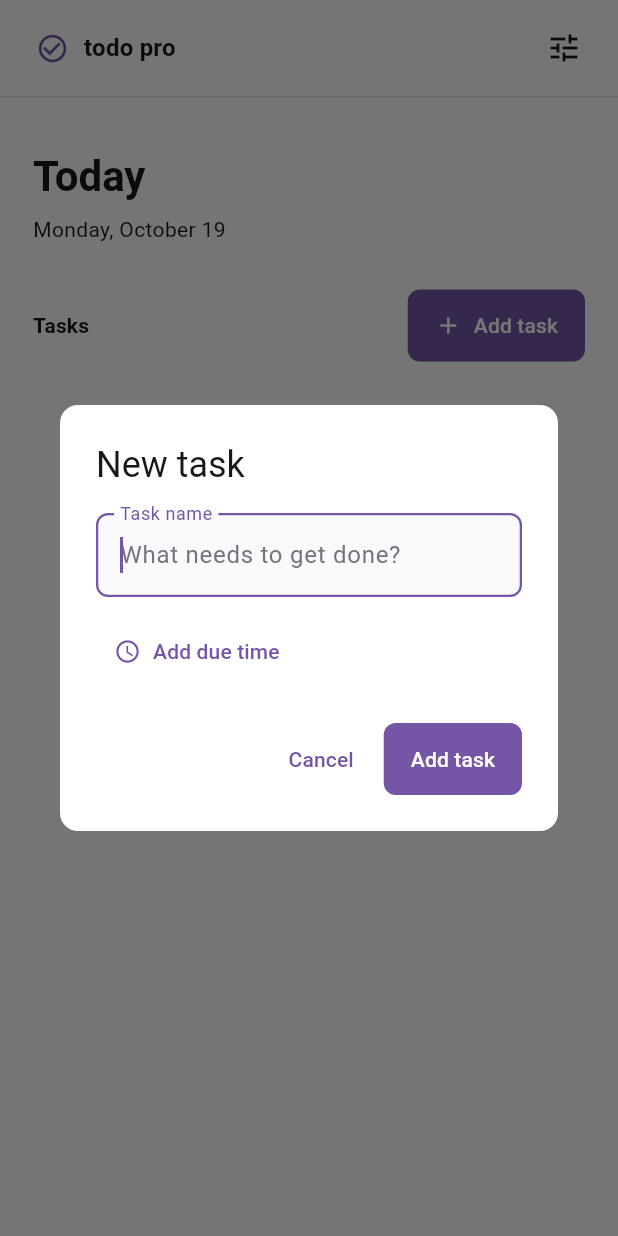
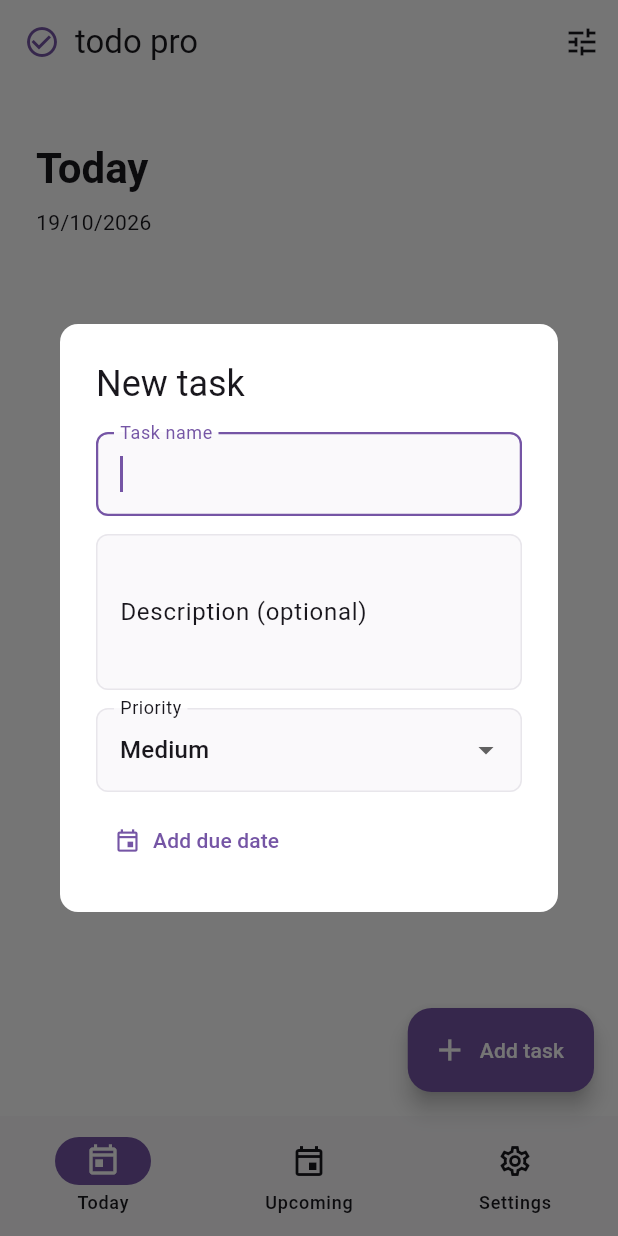
Before and after one commit to ssn-code/todo_pro, a Flutter app: the screen it shows after launch, after a tap on "Add task", on a phone screen of 412 x 824 dp. Run offline on Flutter 3.47's test engine with Material 3 defaults, Android fonts, the phone set to English and light mode, and no system bars; our stand-ins replace flutter_riverpod, shared_preferences, sqflite, sqflite_common_ffi; accounts and stored records are empty.

Commit message:
feat(ui): add responsive task management screens

```diff
--- a/lib/screens/task_screen.dart
+++ b/lib/screens/task_screen.dart
@@ -1,349 +1,65 @@
 import 'package:flutter/material.dart';
-
+import 'package:flutter_riverpod/flutter_riverpod.dart';
 import '../models/todo_task.dart';
+import '../providers/task_providers.dart';
 import 'settings_screen.dart';
 
-class TaskScreen extends StatefulWidget {
-  const TaskScreen({
-    super.key,
-    required this.themeMode,
-    required this.onThemeChanged,
-  });
-
+class TaskScreen extends ConsumerStatefulWidget {
+  const TaskScreen({super.key, required this.themeMode, required this.onThemeChanged});
   final ThemeMode themeMode;
   final ValueChanged<ThemeMode> onThemeChanged;
-
-  @override
-  State<TaskScreen> createState() => _TaskScreenState();
+  @override ConsumerState<TaskScreen> createState() => _TaskScreenState();
 }
 
-class _TaskScreenState extends State<TaskScreen> {
-  final List<TodoTask> _tasks = [];
-  int _nextId = 0;
-
-  Future<void> _openSettings() => Navigator.of(context).push(
-    MaterialPageRoute<void>(
-      builder: (_) => SettingsScreen(
-        themeMode: widget.themeMode,
-        onThemeChanged: widget.onThemeChanged,
-      ),
-    ),
-  );
-
-  Future<void> _addTask() async {
-    final task = await showDialog<TodoTask>(
-      context: context,
-      builder: (_) => AddTaskDialog(id: _nextId),
+class _TaskScreenState extends ConsumerState<TaskScreen> {
+  int section = 0;
+  Future<void> edit([TodoTask? task]) async {
+    final result = await showDialog<TodoTask>(context: context, builder: (_) => TaskEditor(task: task));
+    if (result != null) await ref.read(taskListProvider.notifier).save(result);
+  }
+  Future<void> settings() => Navigator.push(context, MaterialPageRoute<void>(builder: (_) => SettingsScreen(themeMode: widget.themeMode, onThemeChanged: widget.onThemeChanged)));
+  void select(int value) { if (value == 2) { settings(); } else { setState(() => section = value); } }
+  @override Widget build(BuildContext context) {
+    final async = ref.watch(taskListProvider);
+    final wide = MediaQuery.sizeOf(context).width >= 700;
+    final body = async.when(
+      loading: () => const Center(child: CircularProgressIndicator()),
+      error: (error, _) => Center(child: Text('Could not load tasks\n$error', textAlign: TextAlign.center)),
+      data: (tasks) => TaskContent(tasks: tasks, upcoming: section == 1, onEdit: edit, onToggle: (task, value) => ref.read(taskListProvider.notifier).toggle(task, value), onDelete: (task) => ref.read(taskListProvider.notifier).remove(task)),
     );
-    if (task == null || !mounted) return;
-    setState(() {
-      _tasks.add(task);
-      _nextId++;
-    });
-  }
-
-  void _toggleTask(TodoTask task, bool isComplete) {
-    setState(() {
-      final index = _tasks.indexWhere((item) => item.id == task.id);
-      _tasks[index] = task.copyWith(isComplete: isComplete);
-    });
-  }
-
-  @override
-  Widget build(BuildContext context) {
-    final colors = Theme.of(context).colorScheme;
-    final now = DateTime.now();
-    final completedCount = _tasks.where((task) => task.isComplete).length;
-
     return Scaffold(
-      appBar: AppBar(
-        toolbarHeight: 64,
-        titleSpacing: 24,
-        title: Row(
-          children: [
-            Icon(Icons.check_circle_outline, color: colors.primary, size: 22),
-            const SizedBox(width: 10),
-            Text(
-              'todo pro',
-              style: Theme.of(context).textTheme.titleMedium
-                  ?.copyWith(fontWeight: FontWeight.w700),
-            ),
-          ],
-        ),
-        actions: [
-          IconButton(
-            tooltip: 'Settings',
-            onPressed: _openSettings,
-            icon: const Icon(Icons.tune),
-          ),
-          const SizedBox(width: 12),
-        ],
-        bottom: PreferredSize(
-          preferredSize: const Size.fromHeight(1),
-          child: Divider(height: 1, color: colors.outlineVariant),
-        ),
-      ),
-      body: LayoutBuilder(
-        builder: (context, constraints) {
-          final isMobile = constraints.maxWidth < 600;
-          final horizontalPadding = isMobile ? 22.0 : 48.0;
-          return Align(
-            alignment: Alignment.topCenter,
-            child: ConstrainedBox(
-              constraints: const BoxConstraints(maxWidth: 820),
-              child: ListView(
-                padding: EdgeInsets.fromLTRB(
-                  horizontalPadding,
-                  isMobile ? 34 : 52,
-                  horizontalPadding,
-                  40,
-                ),
-                children: [
-                  Text(
-                    'Today',
-                    style: Theme.of(context).textTheme.headlineMedium
-                        ?.copyWith(fontWeight: FontWeight.w600),
-                  ),
-                  const SizedBox(height: 8),
-                  Text(
-                    _formatDate(now),
-                    style: Theme.of(context).textTheme.bodyMedium
-                        ?.copyWith(color: colors.onSurfaceVariant),
-                  ),
-                  const SizedBox(height: 30),
-                  Row(
-                    children: [
-                      Text(
-                        'Tasks',
-                        style: Theme.of(context).textTheme.titleSmall
-                            ?.copyWith(fontWeight: FontWeight.w600),
-                      ),
-                      const SizedBox(width: 8),
-                      Text(
-                        _tasks.isEmpty
-                            ? ''
-                            : '$completedCount/${_tasks.length}',
-                        style: Theme.of(context).textTheme.bodySmall
-                            ?.copyWith(color: colors.onSurfaceVariant),
-                      ),
-                      const Spacer(),
-                      FilledButton.icon(
-                        onPressed: _addTask,
-                        icon: const Icon(Icons.add, size: 18),
-                        label: const Text('Add task'),
-                      ),
-                    ],
-                  ),
-                  const SizedBox(height: 12),
-                  if (_tasks.isEmpty)
-                    _EmptyTasks(onAddTask: _addTask)
-                  else
-                    ..._tasks.map(
-                      (task) => _TaskRow(
-                        task: task,
-                        onChanged: (value) => _toggleTask(task, value ?? false),
-                      ),
-                    ),
-                ],
-              ),
-            ),
-          );
-        },
-      ),
-    );
-  }
-
-  String _formatDate(DateTime date) {
-    const weekdays = [
-      'Monday',
-      'Tuesday',
-      'Wednesday',
-      'Thursday',
-      'Friday',
-      'Saturday',
-      'Sunday',
-    ];
-    const months = [
-      'January',
-      'February',
-      'March',
-      'April',
-      'May',
-      'June',
-      'July',
-      'August',
-      'September',
-      'October',
-      'November',
-      'December',
-    ];
-    return '${weekdays[date.weekday - 1]}, ${months[date.month - 1]} ${date.day}';
-  }
-}
-
-class _EmptyTasks extends StatelessWidget {
-  const _EmptyTasks({required this.onAddTask});
-
-  final VoidCallback onAddTask;
-
-  @override
-  Widget build(BuildContext context) {
-    final colors = Theme.of(context).colorScheme;
-    return Padding(
-      padding: const EdgeInsets.symmetric(vertical: 48),
-      child: Column(
-        children: [
-          Icon(Icons.task_alt, size: 28, color: colors.onSurfaceVariant),
-          const SizedBox(height: 12),
-          Text(
-            'Nothing on your list yet',
-            style: Theme.of(context).textTheme.titleSmall,
-          ),
-          const SizedBox(height: 5),
-          Text(
-            'Add a task to give today some direction.',
-            textAlign: TextAlign.center,
-            style: Theme.of(context).textTheme.bodyMedium
-                ?.copyWith(color: colors.onSurfaceVariant),
-          ),
-          const SizedBox(height: 16),
-          TextButton.icon(
-            onPressed: onAddTask,
-            icon: const Icon(Icons.add, size: 18),
-            label: const Text('Add your first task'),
-          ),
-        ],
-      ),
+      appBar: AppBar(title: Row(children: [Icon(Icons.check_circle_outline, color: Theme.of(context).colorScheme.primary), const SizedBox(width: 10), const Text('todo pro')]), actions: [IconButton(tooltip: 'Settings', onPressed: settings, icon: const Icon(Icons.tune))]),
+      body: wide ? Row(children: [NavigationRail(selectedIndex: section, onDestinationSelected: select, labelType: NavigationRailLabelType.all, destinations: const [NavigationRailDestination(icon: Icon(Icons.today_outlined), label: Text('Today')), NavigationRailDestination(icon: Icon(Icons.event_outlined), label: Text('Upcoming')), NavigationRailDestination(icon: Icon(Icons.settings_outlined), label: Text('Settings'))]), Expanded(child: body)]) : body,
+      floatingActionButton: section < 2 ? FloatingActionButton.extended(onPressed: edit, icon: const Icon(Icons.add), label: const Text('Add task')) : null,
+      bottomNavigationBar: wide ? null : NavigationBar(selectedIndex: section, onDestinationSelected: select, destinations: const [NavigationDestination(icon: Icon(Icons.today_outlined), label: 'Today'), NavigationDestination(icon: Icon(Icons.event_outlined), label: 'Upcoming'), NavigationDestination(icon: Icon(Icons.settings_outlined), label: 'Settings')]),
     );
   }
 }
 
-class _TaskRow extends StatelessWidget {
-  const _TaskRow({required this.task, required this.onChanged});
-
-  final TodoTask task;
-  final ValueChanged<bool?> onChanged;
-
-  @override
-  Widget build(BuildContext context) {
-    final colors = Theme.of(context).colorScheme;
-    return Container(
-      constraints: const BoxConstraints(minHeight: 64),
-      decoration: BoxDecoration(
-        border: Border(top: BorderSide(color: colors.outlineVariant)),
-      ),
-      child: Row(
-        children: [
-          Checkbox(value: task.isComplete, onChanged: onChanged),
-          const SizedBox(width: 8),
-          Expanded(
-            child: Text(
-              task.title,
-              style: Theme.of(context).textTheme.bodyLarge?.copyWith(
-                color: task.isComplete ? colors.onSurfaceVariant : null,
-                decoration: task.isComplete ? TextDecoration.lineThrough : null,
-              ),
-            ),
-          ),
-          if (task.dueTime != null) ...[
-            const SizedBox(width: 12),
-            Text(
-              task.dueTime!.format(context),
-              style: Theme.of(context).textTheme.bodySmall
-                  ?.copyWith(color: colors.onSurfaceVariant),
-            ),
-          ],
-        ],
-      ),
-    );
+class TaskContent extends StatelessWidget {
+  const TaskContent({super.key, required this.tasks, required this.upcoming, required this.onEdit, required this.onToggle, required this.onDelete});
+  final List<TodoTask> tasks; final bool upcoming; final Future<void> Function([TodoTask?]) onEdit; final void Function(TodoTask, bool) onToggle; final void Function(TodoTask) onDelete;
+  @override Widget build(BuildContext context) {
+    final visible = upcoming ? tasks.where((task) => task.dueDate != null).toList() : tasks;
+    final now = DateTime.now();
+    return Center(child: ConstrainedBox(constraints: const BoxConstraints(maxWidth: 860), child: ListView(padding: const EdgeInsets.fromLTRB(24, 38, 24, 100), children: [Text(upcoming ? 'Upcoming' : 'Today', style: Theme.of(context).textTheme.headlineMedium?.copyWith(fontWeight: FontWeight.w600)), const SizedBox(height: 8), Text(upcoming ? 'Tasks with a scheduled date' : '${now.day}/${now.month}/${now.year}', style: TextStyle(color: Theme.of(context).colorScheme.onSurfaceVariant)), const SizedBox(height: 30), if (visible.isEmpty) EmptyState(upcoming: upcoming) else ...visible.map((task) => TaskRow(task: task, onEdit: () => onEdit(task), onToggle: (value) => onToggle(task, value), onDelete: () => onDelete(task))) ])));
   }
 }
 
-class AddTaskDialog extends StatefulWidget {
-  const AddTaskDialog({super.key, required this.id});
+class EmptyState extends StatelessWidget { const EmptyState({super.key, required this.upcoming}); final bool upcoming; @override Widget build(BuildContext context) => Padding(padding: const EdgeInsets.symmetric(vertical: 70), child: Column(children: [Icon(upcoming ? Icons.event_available : Icons.task_alt, size: 32, color: Theme.of(context).colorScheme.onSurfaceVariant), const SizedBox(height: 14), Text(upcoming ? 'No upcoming tasks' : 'Nothing on your list yet', style: Theme.of(context).textTheme.titleMedium), const SizedBox(height: 6), Text(upcoming ? 'Schedule a date to see tasks here.' : 'Add a task to give today some direction.', style: TextStyle(color: Theme.of(context).colorScheme.onSurfaceVariant))])); }
 
-  final int id;
-
-  @override
-  State<AddTaskDialog> createState() => _AddTaskDialogState();
+class TaskRow extends StatelessWidget {
+  const TaskRow({super.key, required this.task, required this.onEdit, required this.onToggle, required this.onDelete});
+  final TodoTask task; final VoidCallback onEdit; final ValueChanged<bool> onToggle; final VoidCallback onDelete;
+  @override Widget build(BuildContext context) { final colors = Theme.of(context).colorScheme; return InkWell(onTap: onEdit, child: Container(decoration: BoxDecoration(border: Border(top: BorderSide(color: colors.outlineVariant))), padding: const EdgeInsets.symmetric(vertical: 12), child: Row(children: [Checkbox(value: task.isCompleted, onChanged: (value) => onToggle(value ?? false)), Expanded(child: Column(crossAxisAlignment: CrossAxisAlignment.start, children: [Text(task.title, style: TextStyle(decoration: task.isCompleted ? TextDecoration.lineThrough : null, color: task.isCompleted ? colors.onSurfaceVariant : null)), if (task.description?.isNotEmpty == true) Text(task.description!, maxLines: 1, overflow: TextOverflow.ellipsis, style: TextStyle(fontSize: 12, color: colors.onSurfaceVariant))])), if (task.dueDate != null) Text('${task.dueDate!.day}/${task.dueDate!.month}', style: TextStyle(fontSize: 12, color: colors.onSurfaceVariant)), IconButton(tooltip: 'Delete', onPressed: () async { final confirmed = await showDialog<bool>(context: context, builder: (context) => AlertDialog(title: const Text('Delete task?'), content: const Text('This task will be permanently removed.'), actions: [TextButton(onPressed: () => Navigator.pop(context, false), child: const Text('Cancel')), FilledButton(onPressed: () => Navigator.pop(context, true), child: const Text('Delete'))])); if (confirmed == true) onDelete(); }, icon: const Icon(Icons.delete_outline, size: 20))]))); }
 }
 
-class _AddTaskDialogState extends State<AddTaskDialog> {
-  final _formKey = GlobalKey<FormState>();
-  final _titleController = TextEditingController();
-  TimeOfDay? _dueTime;
-
-  @override
-  void dispose() {
-    _titleController.dispose();
-    super.dispose();
-  }
-
-  Future<void> _selectDueTime() async {
-    final selected = await showTimePicker(
-      context: context,
-      initialTime: _dueTime ?? TimeOfDay.now(),
-    );
-    if (selected != null) setState(() => _dueTime = selected);
-  }
-
-  void _submit() {
-    if (!_formKey.currentState!.validate()) return;
-    Navigator.of(context).pop(
-      TodoTask(
-        id: widget.id,
-        title: _titleController.text.trim(),
-        dueTime: _dueTime,
-      ),
-    );
-  }
-
-  @override
-  Widget build(BuildContext context) {
-    return AlertDialog(
-      title: const Text('New task'),
-      content: Form(
-        key: _formKey,
-        child: SizedBox(
-          width: 360,
-          child: Column(
-            mainAxisSize: MainAxisSize.min,
-            crossAxisAlignment: CrossAxisAlignment.start,
-            children: [
-              TextFormField(
-                controller: _titleController,
-                autofocus: true,
-                textCapitalization: TextCapitalization.sentences,
-                decoration: const InputDecoration(
-                  labelText: 'Task name',
-                  hintText: 'What needs to get done?',
-                ),
-                validator: (value) => value == null || value.trim().isEmpty
-                    ? 'Enter a task name'
-                    : null,
-                onFieldSubmitted: (_) => _submit(),
-              ),
-              const SizedBox(height: 12),
-              TextButton.icon(
-                onPressed: _selectDueTime,
-                icon: const Icon(Icons.schedule, size: 18),
-                label: Text(
-                  _dueTime == null
-                      ? 'Add due time'
-                      : 'Due ${_dueTime!.format(context)}',
-                ),
-              ),
-            ],
-          ),
-        ),
-      ),
-      actions: [
-        TextButton(
-          onPressed: () => Navigator.of(context).pop(),
-          child: const Text('Cancel'),
-        ),
-        FilledButton(onPressed: _submit, child: const Text('Add task')),
-      ],
-    );
-  }
+class TaskEditor extends StatefulWidget { const TaskEditor({super.key, this.task}); final TodoTask? task; @override State<TaskEditor> createState() => _TaskEditorState(); }
+class _TaskEditorState extends State<TaskEditor> {
+  final formKey = GlobalKey<FormState>(); late final TextEditingController title; late final TextEditingController description; late TaskPriority priority; DateTime? due;
+  @override void initState() { super.initState(); title = TextEditingController(text: widget.task?.title); description = TextEditingController(text: widget.task?.description); priority = widget.task?.priority ?? TaskPriority.medium; due = widget.task?.dueDate; }
+  @override void dispose() { title.dispose(); description.dispose(); super.dispose(); }
+  Future<void> pickDate() async { final date = await showDatePicker(context: context, firstDate: DateTime.now(), lastDate: DateTime(2100), initialDate: due ?? DateTime.now()); if (date != null) setState(() => due = date); }
+  void save() { if (!formKey.currentState!.validate()) return; final now = DateTime.now(); Navigator.pop(context, TodoTask(id: widget.task?.id, title: title.text.trim(), description: description.text.trim().isEmpty ? null : description.text.trim(), priority: priority, dueDate: due, isCompleted: widget.task?.isCompleted ?? false, createdAt: widget.task?.createdAt ?? now, updatedAt: now, completedAt: widget.task?.completedAt)); }
+  @override Widget build(BuildContext context) => AlertDialog(title: Text(widget.task == null ? 'New task' : 'Edit task'), content: Form(key: formKey, child: SizedBox(width: 400, child: SingleChildScrollView(child: Column(mainAxisSize: MainAxisSize.min, children: [TextFormField(controller: title, autofocus: true, decoration: const InputDecoration(labelText: 'Task name'), validator: (value) => value == null || value.trim().isEmpty ? 'Enter a task name' : null), const SizedBox(height: 12), TextField(controller: description, maxLines: 3, decoration: const InputDecoration(labelText: 'Description (optional)')), const SizedBox(height: 12), DropdownButtonFormField<TaskPriority>(initialValue: priority, decoration: const InputDecoration(labelText: 'Priority'), items: TaskPriority.values.map((item) => DropdownMenuItem(value: item, child: Text(item.label))).toList(), onChanged: (value) => setState(() => priority = value!)), const SizedBox(height: 8), Align(alignment: Alignment.centerLeft, child: TextButton.icon(onPressed: pickDate, icon: const Icon(Icons.event_outlined), label: Text(due == null ? 'Add due date' : 'Due ${due!.day}/${due!.month}/${due!.year}')))]))), actions: [TextButton(onPressed: () => Navigator.pop(context), child: const Text('Cancel')), FilledButton(onPressed: save, child: Text(widget.task == null ? 'Add task' : 'Save'))]);
 }
```
